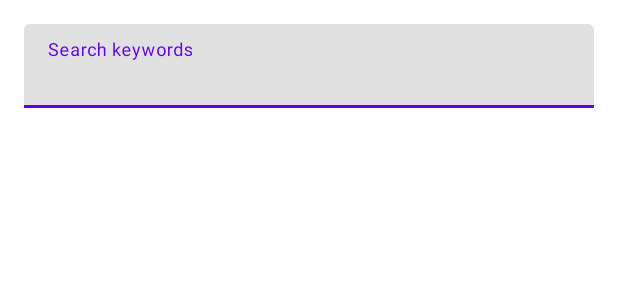
After one commit to hathibelagal-dev/TVBrowser, an Android app: the layout search_dialog.xml on its own in the app's theme, with its tools: preview values and no code run, on a phone screen of 412 x 824 dp. The commit adds this screen. Shown: the top 300 px of the screen. Run offline under Robolectric (Android 15) with nearby library versions, the phone set to English and light mode, and no system bars.

Commit message:
Search engines

```diff
--- /dev/null
+++ b/app/src/main/res/layout/search_dialog.xml
@@ -0,0 +1,18 @@
+<?xml version="1.0" encoding="utf-8"?>
+<RelativeLayout xmlns:android="http://schemas.android.com/apk/res/android"
+    android:layout_width="match_parent"
+    android:layout_height="match_parent"
+    android:padding="16dp">
+
+    <com.google.android.material.textfield.TextInputLayout
+        android:layout_width="match_parent"
+        android:layout_height="wrap_content">
+
+        <com.google.android.material.textfield.TextInputEditText
+            android:layout_width="match_parent"
+            android:layout_height="wrap_content"
+            android:hint="@string/hint_search_keywords"
+            android:id="@+id/search_keywords"
+            />
+    </com.google.android.material.textfield.TextInputLayout>
+</RelativeLayout>
--- a/app/src/main/res/menu/browser_menu.xml
+++ b/app/src/main/res/menu/browser_menu.xml
@@ -1,6 +1,10 @@
 <?xml version="1.0" encoding="utf-8"?>
 <menu xmlns:android="http://schemas.android.com/apk/res/android"
     xmlns:app="http://schemas.android.com/apk/res-auto">
+    <item
+        android:id="@+id/browser_search"
+        android:title="@string/search"
+        app:showAsAction="never"/>
     <item
         android:id="@+id/browser_home"
         android:title="@string/home"
```
Also changed, not shown: app/src/main/java/io/github/hathibelagal/tvbrowser/HathiWebView.java (+10 -0 lines), app/src/main/java/io/github/hathibelagal/tvbrowser/MainActivity.java (+48 -0 lines), app/src/main/res/values/search_engines.xml (added, +9 -0 lines), app/src/main/res/values/strings.xml (+7 -0 lines).
